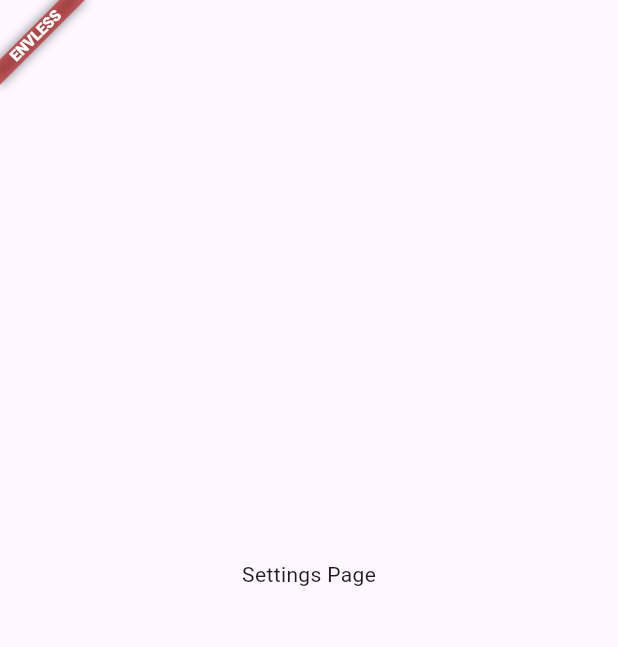
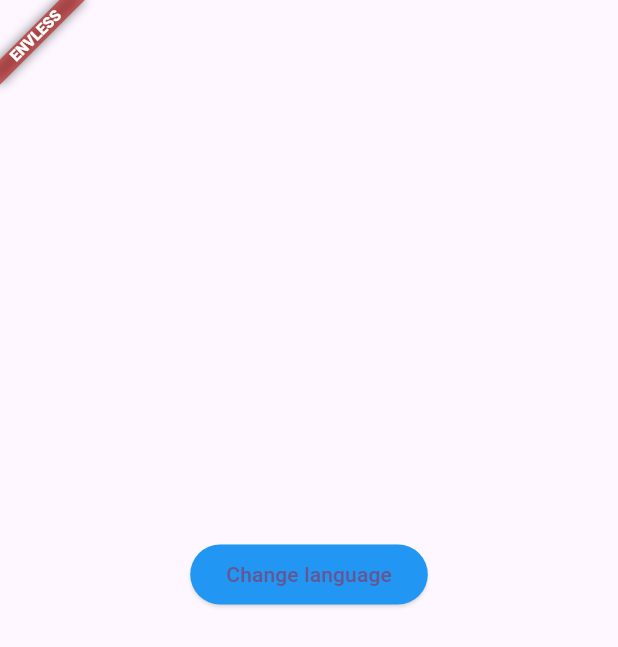
Before and after one commit to quangsuong/flutter_skeleton, a Flutter app: the screen it shows after launch, item 3 of the bottom bar chosen, on a phone screen of 412 x 824 dp. Shown: the top 647 px of the screen. Run offline on Flutter 3.47's test engine with Material 3 defaults, Android fonts, the phone set to English and light mode, and no system bars; our stand-ins replace dio, equatable, firebase_core, firebase_messaging, floor, flutter_bloc and 6 more; accounts and stored records are empty; generated files the repository leaves out were written again; network calls fail.

Commit message:
Implement intl, add function change language

```diff
--- a/lib/core/di/locator.dart
+++ b/lib/core/di/locator.dart
@@ -2,11 +2,13 @@ import 'package:get_it/get_it.dart';
 
 import '../../data/repositories/auth_repository.dart';
 import '../../data/repositories/item_repository.dart';
+import '../../logic/blocs/app/app_bloc.dart';
 import '../../logic/blocs/item_bloc.dart';
 import '../../logic/blocs/login/login_bloc.dart';
 import '../../ui/views/home/home_view_model.dart';
 import '../../ui/views/login/login_view_model.dart';
 import '../../ui/views/saved_item/saved_item_view_model.dart';
+import '../../ui/views/settings/settings_view_model.dart';
 import '../services/local/app_database.dart';
 import '../services/item_service.dart';
 
@@ -20,10 +22,12 @@ class ServiceLocator {
   Future<void> initialize() async {
     final database = await $FloorAppDatabase.databaseBuilder('app_database.db').build();
     registerSingletonIfNeeded<AppDatabase>(database);
+    registerSingletonIfNeeded(AppBloc());
     registerSingletonIfNeeded(ItemService());
     registerSingletonIfNeeded(ItemRepository());
     registerSingletonIfNeeded(ItemBloc());
     registerSingletonIfNeeded(HomeViewModel());
+    registerSingletonIfNeeded(SettingViewModel());
     registerSingletonIfNeeded(SavedItemViewModel());
     registerSingletonIfNeeded(AuthRepository());
     registerSingletonIfNeeded(LoginBloc());
--- /dev/null
+++ b/lib/l10n/intl_en.arb
@@ -0,0 +1,9 @@
+{
+    "home": "Home",
+    "user": "User",
+    "setting": "Setting",
+    "login": "Login",
+    "username": "Username",
+    "password": "Password",
+    "changeLanguage": "Change language"
+}
--- /dev/null
+++ b/lib/l10n/intl_vi.arb
@@ -0,0 +1,9 @@
+{
+    "home": "Trang chủ",
+    "user": "Người dùng",
+    "setting": "Cài đặt",
+    "login": "Đăng nhập",
+    "username": "Tài khoản",
+    "password": "Mật khẩu",
+    "changeLanguage": "Đổi ngôn ngữ"
+}
--- /dev/null
+++ b/lib/logic/blocs/app/app_bloc.dart
@@ -0,0 +1,15 @@
+import 'package:flutter_bloc/flutter_bloc.dart';
+import 'package:equatable/equatable.dart';
+
+import 'package:flutter_skeleton/core/utils/bloc_extensions.dart';
+
+part 'app_event.dart';
+part 'app_state.dart';
+
+class AppBloc extends Bloc<AppEvent, AppState> {
+  AppBloc() : super(const AppLanguage(LanguageType.en)) {
+    on<ChangeLanguageEvent>((event, emit) {
+      emitSafely(AppLanguage(event.language));
+    });
+  }
+}
--- /dev/null
+++ b/lib/logic/blocs/app/app_event.dart
@@ -0,0 +1,16 @@
+part of 'app_bloc.dart';
+
+sealed class AppEvent extends Equatable {
+  const AppEvent();
+
+  @override
+  List<Object> get props => [];
+}
+
+class ChangeLanguageEvent extends AppEvent {
+  final LanguageType language;
+  const ChangeLanguageEvent(this.language);
+
+  @override
+  List<Object> get props => [language];
+}
--- /dev/null
+++ b/lib/logic/blocs/app/app_state.dart
@@ -0,0 +1,16 @@
+part of 'app_bloc.dart';
+
+enum LanguageType { en, vi }
+
+sealed class AppState extends Equatable {
+  final LanguageType language;
+
+  const AppState({required this.language});
+
+  @override
+  List<Object> get props => [language];
+}
+
+final class AppLanguage extends AppState {
+  const AppLanguage(LanguageType language) : super(language: language);
+}
--- a/lib/main.dart
+++ b/lib/main.dart
@@ -1,11 +1,15 @@
 import 'package:firebase_core/firebase_core.dart';
 import 'package:firebase_messaging/firebase_messaging.dart';
 import 'package:flutter/material.dart';
+import 'package:flutter_bloc/flutter_bloc.dart';
+import 'package:flutter_localizations/flutter_localizations.dart';
+import 'package:flutter_skeleton/logic/blocs/app/app_bloc.dart';
 import 'package:flutter_skeleton/ui/views/splash/splash_screen.dart';
 
 import 'core/constants/env.dart';
 import 'core/di/locator.dart';
 import 'firebase_options.dart';
+import 'generated/l10n.dart';
 import 'push_notification_service.dart';
 
 Future<void> _messageHandler(RemoteMessage message) async {
@@ -16,17 +20,22 @@ void main() async {
   WidgetsFlutterBinding.ensureInitialized();
   await ServiceLocator.instance.initialize();
 
-  runApp(const MyApp());
+  runApp(MyApp());
   FirebaseMessaging.onBackgroundMessage(_messageHandler);
   await PushNotificationService().setupInteractedMessage();
 }
 
 class MyApp extends StatelessWidget {
-  const MyApp({super.key});
+  final AppBloc appBloc = ServiceLocator.instance.get<AppBloc>();
+
+  MyApp({super.key});
 
   // This widget is the root of your application.
   @override
   Widget build(BuildContext context) {
+    return BlocBuilder<AppBloc, AppState>(
+      bloc: appBloc,
+      builder: (context, state) {
         return MaterialApp(
           title: Env.name,
           theme: ThemeData(
@@ -49,6 +58,29 @@ class MyApp extends StatelessWidget {
                     )
               : child!,
           home: const SplashScreen(),
+          locale: Locale(state.language == LanguageType.en ? 'en' : 'vi'),
+          localizationsDelegates: const [
+            S.delegate,
+            GlobalMaterialLocalizations.delegate,
+            GlobalWidgetsLocalizations.delegate,
+            GlobalCupertinoLocalizations.delegate,
+          ],
+          supportedLocales: S.delegate.supportedLocales,
+          localeResolutionCallback: (locale, supportedLocales) {
+            if (locale == null) {
+              return supportedLocales.first;
+            }
+
+            for (var supportedLocale in supportedLocales) {
+              if (supportedLocale.languageCode == locale.languageCode) {
+                return supportedLocale;
+              }
+            }
+
+            return supportedLocales.first;
+          },
+        );
+      },
     );
   }
 }
--- a/lib/ui/views/login/login_view.dart
+++ b/lib/ui/views/login/login_view.dart
@@ -1,6 +1,7 @@
 import 'package:flutter/material.dart';
 import 'package:flutter_bloc/flutter_bloc.dart';
 import 'package:flutter_skeleton/data/models/login_model.dart';
+import 'package:flutter_skeleton/generated/l10n.dart';
 import 'package:flutter_skeleton/ui/views/login/login_view_model.dart';
 import 'package:flutter_spinkit/flutter_spinkit.dart';
 
@@ -19,7 +20,7 @@ class LoginView extends StatelessWidget {
   @override
   Widget build(BuildContext context) {
     return Scaffold(
-      appBar: AppBar(title: const Text('Login')),
+      appBar: AppBar(title: Text(S.of(context).login)),
       body: Padding(
         padding: const EdgeInsets.all(16.0),
         child: Column(
@@ -27,11 +28,11 @@ class LoginView extends StatelessWidget {
           children: [
             TextField(
               controller: _usernameController,
-              decoration: const InputDecoration(labelText: 'Username'),
+              decoration:  InputDecoration(labelText: S.of(context).username),
             ),
             TextField(
               controller: _passwordController,
-              decoration: const InputDecoration(labelText: 'Password'),
+              decoration: InputDecoration(labelText: S.of(context).password),
               obscureText: true,
             ),
             const SizedBox(height: 20),
@@ -68,7 +69,7 @@ class LoginView extends StatelessWidget {
                     loginViewModel.login(
                         LoginModel(username: username, password: password));
                   },
-                  child: const Text('Login'),
+                  child: Text(S.of(context).login),
                 );
               },
             ),
--- a/lib/ui/views/main_page.dart
+++ b/lib/ui/views/main_page.dart
@@ -1,4 +1,5 @@
 import 'package:flutter/material.dart';
+import 'package:flutter_skeleton/generated/l10n.dart';
 import 'package:flutter_skeleton/ui/views/login/login_view.dart';
 import 'package:flutter_skeleton/ui/views/settings/settings_page.dart';
 
@@ -17,7 +18,7 @@ class _MainPageState extends State<MainPage> {
   final List<Widget> _pages = [
     HomePage(),
     const UserPage(),
-    const SettingsPage(),
+    SettingsPage(),
     LoginView(),
   ];
 
@@ -34,22 +35,22 @@ class _MainPageState extends State<MainPage> {
       bottomNavigationBar: BottomNavigationBar(
         currentIndex: _currentIndex,
         onTap: _onTabTapped,
-        items: const [
+        items: [
           BottomNavigationBarItem(
-            icon: Icon(Icons.home),
-            label: 'Home',
+            icon: const Icon(Icons.home),
+            label: S.of(context).home,
           ),
           BottomNavigationBarItem(
-            icon: Icon(Icons.person),
-            label: 'User',
+            icon: const Icon(Icons.person),
+            label: S.of(context).user,
           ),
           BottomNavigationBarItem(
-            icon: Icon(Icons.settings),
-            label: 'Settings',
+            icon: const Icon(Icons.settings),
+            label: S.of(context).setting,
           ),
           BottomNavigationBarItem(
-            icon: Icon(Icons.login),
-            label: 'Login',
+            icon: const Icon(Icons.login),
+            label: S.of(context).login,
           ),
         ],
       ),
--- a/lib/ui/views/settings/settings_page.dart
+++ b/lib/ui/views/settings/settings_page.dart
@@ -1,14 +1,39 @@
 // lib/presentation/pages/settings_page.dart
 
 import 'package:flutter/material.dart';
+import 'package:flutter_bloc/flutter_bloc.dart';
+
+import 'package:flutter_skeleton/core/di/locator.dart';
+import 'package:flutter_skeleton/generated/l10n.dart';
+import 'package:flutter_skeleton/logic/blocs/app/app_bloc.dart';
+import 'settings_view_model.dart';
 
 class SettingsPage extends StatelessWidget {
-  const SettingsPage({super.key});
+  final SettingViewModel viewModel =
+      ServiceLocator.instance.get<SettingViewModel>();
+
+  SettingsPage({super.key});
 
   @override
   Widget build(BuildContext context) {
-    return const Center(
-      child: Text('Settings Page'),
+    return BlocBuilder<AppBloc, AppState>(
+      bloc: viewModel.appBloc,
+      builder: (context, state) {
+        return Center(
+          child: ElevatedButton(
+            style: ElevatedButton.styleFrom(
+              backgroundColor: Colors.blue,
+              shadowColor: Colors.white,
+            ),
+            onPressed: () {
+              viewModel.changeLanguage(state.language == LanguageType.en
+                  ? LanguageType.vi
+                  : LanguageType.en);
+            },
+            child: Text(S.of(context).changeLanguage),
+          ),
+        );
+      },
     );
   }
 }
--- /dev/null
+++ b/lib/ui/views/settings/settings_view_model.dart
@@ -0,0 +1,11 @@
+import 'package:flutter_skeleton/logic/blocs/app/app_bloc.dart';
+
+import '../../../core/di/locator.dart';
+
+class SettingViewModel {
+  final AppBloc appBloc = ServiceLocator.instance.get<AppBloc>();
+
+  void changeLanguage(LanguageType language) {
+    appBloc.add(ChangeLanguageEvent(language));
+  }
+}
```
Also changed, not shown: pubspec.yaml (+6 -1 lines), lib/generated/intl/messages_all.dart (added), lib/generated/intl/messages_en.dart (added), lib/generated/intl/messages_vi.dart (added), lib/generated/l10n.dart (added), 1 other file. Lines whose indentation alone changed are shown as unchanged.
